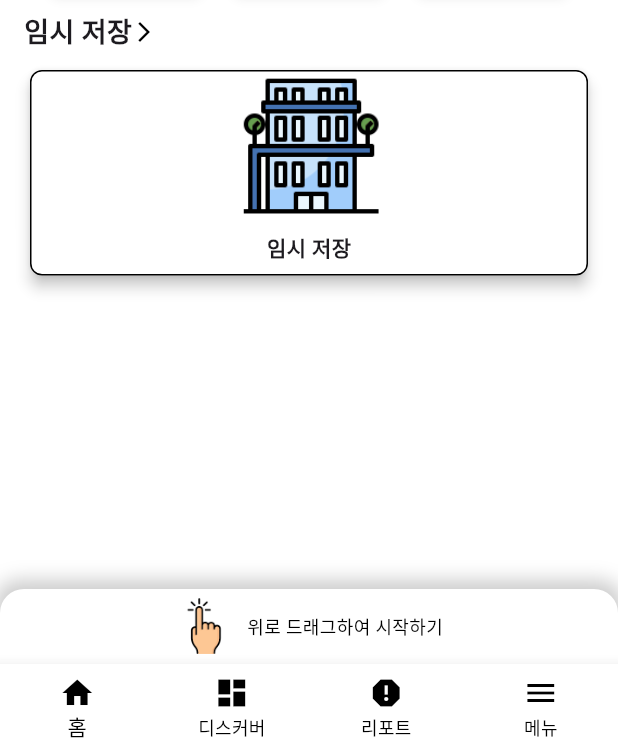
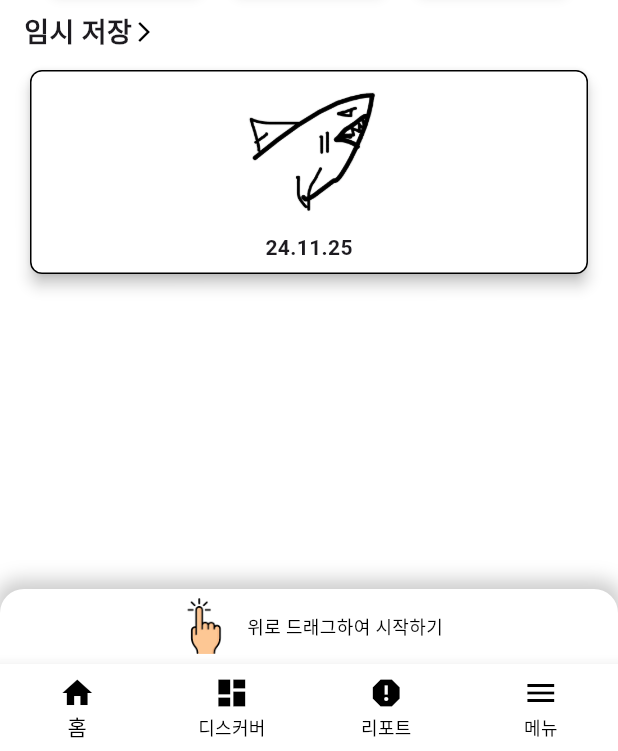
Before and after one commit to LG-Follow/Front-End, a Flutter app: the SketchHomeView screen opened directly, on a phone screen of 412 x 824 dp, the part 485-1236 px from its top. Run offline on Flutter 3.47's test engine with Material 3 defaults, Android fonts, the light colour scheme and no system bars; our stand-ins replace audioplayers, flutter_dotenv; missing offline and left inert: qr_code_scanner; network calls fail.

Commit message:
update play song

```diff
--- a/lib/model/song.dart
+++ b/lib/model/song.dart
@@ -1,16 +1,31 @@
 class Song {
+  final int id;
   final String title;
-  final String date;
-  final String audioUrl;
+  final String description;
+  final String songUrl; // songUrl 추가
+  final double size;
+  final String duration;
+  final String createdAt;
 
-  Song({required this.title, required this.date, required this.audioUrl});
+  Song({
+    required this.id,
+    required this.title,
+    required this.description,
+    required this.songUrl, // 생성자에 추가
+    required this.size,
+    required this.duration,
+    required this.createdAt,
+  });
 
-  // 서버로부터 JSON 데이터를 객체로 변환하는 생성자
   factory Song.fromJson(Map<String, dynamic> json) {
     return Song(
+      id: json['id'],
       title: json['title'],
-      date: json['date'],
-      audioUrl: json['audioUrl'],
+      description: json['description'],
+      songUrl: json['songUrl'], // JSON 필드 매핑
+      size: json['size'],
+      duration: json['duration'],
+      createdAt: json['createdAt'],
     );
   }
 }
--- a/lib/viewModel/sketch_home_view_model.dart
+++ b/lib/viewModel/sketch_home_view_model.dart
@@ -1,8 +1,15 @@
 // sketch_view_model.dart
 import 'package:flutter/material.dart';
+import 'package:flutter_dotenv/flutter_dotenv.dart';
 import '../model/sketch_home.dart';
 
 class SketchViewModel extends ChangeNotifier {
+  final String? baseUrl = dotenv.env['BASEURL'];
+
+  Uri _buildUri(String endpoint) {
+    return Uri.parse('$baseUrl$endpoint');
+  }
+
   List<CardItem> quickSelectItems = [
     CardItem(title: '24.11.01', imagePath: 'assets/images/Follow.png'),
     CardItem(title: '24.11.02', imagePath: 'assets/images/lg_follow_logo.png'),
@@ -10,7 +17,7 @@ class SketchViewModel extends ChangeNotifier {
   ];
 
   List<CardItem> tempStorageItems = [
-    CardItem(title: '임시 저장', imagePath: 'assets/images/our_apt.png'),
+    CardItem(title: '24.11.25', imagePath: 'assets/images/temp_image.png'),
   ];
 
   void onCardTap(CardItem item) {
--- a/pubspec.yaml
+++ b/pubspec.yaml
@@ -53,6 +53,7 @@ dependencies:
   camera: ^0.10.0+4
   image_picker: ^0.8.4+8
   mqtt_client: ^9.6.0
+  audioplayers: ^6.1.0
 
 
 
```
Also changed, not shown: lib/view/song_list_view.dart (+24 -8 lines), lib/viewModel/song_view_model.dart (+38 -12 lines), assets/images/temp_image.png (added), pubspec.lock, 8 other files.
